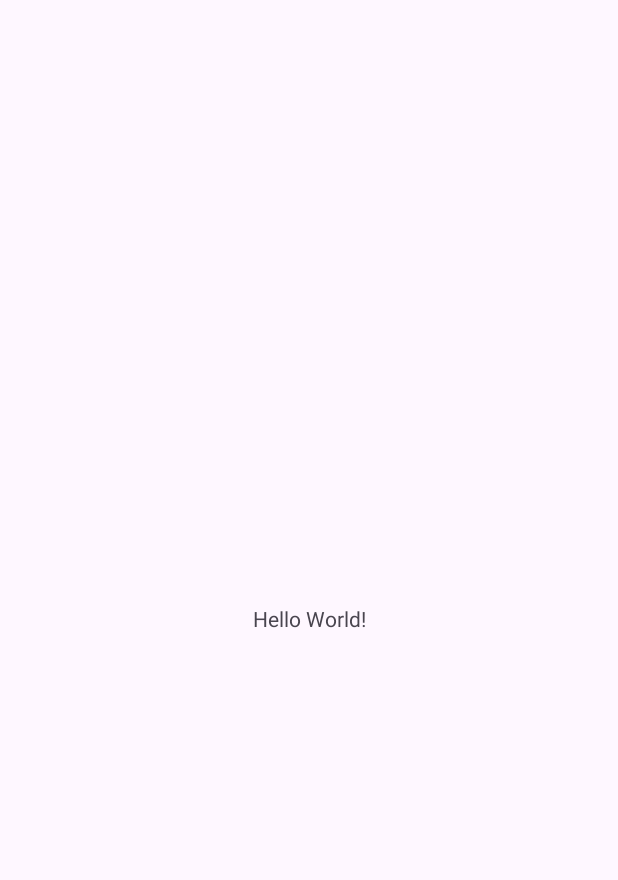
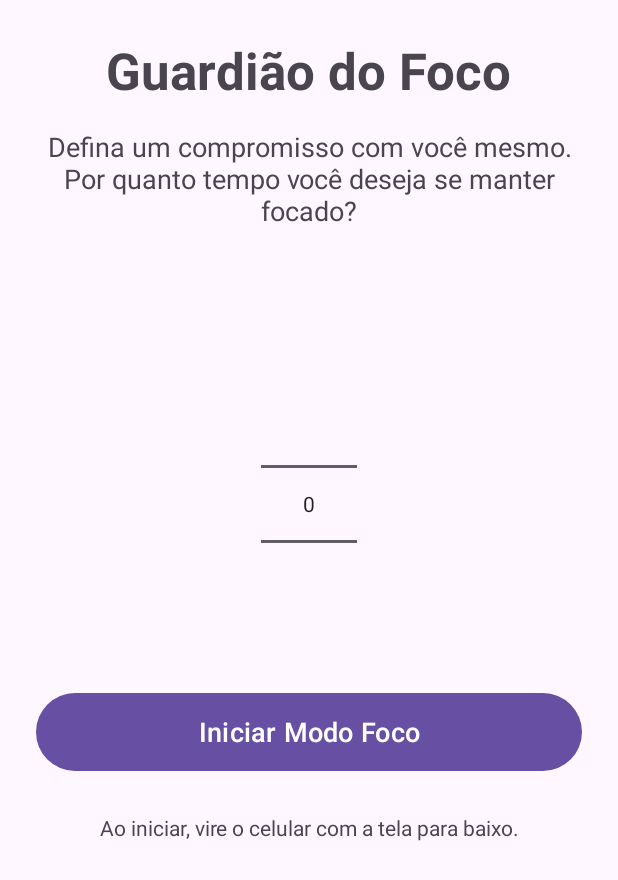
Before and after one commit to LaraViggiano/GuardiaoDoFoco, an Android app: the screen it shows after launch (MainActivity), on a phone screen of 412 x 824 dp. Before the commit the part shown is almost empty. Shown: the top 880 px of the screen. Run offline under Robolectric (Android 15) with nearby library versions, the phone set to English and light mode, and no system bars; 1 statement that could not run was skipped.

Commit message:
Telas iniciais criadas

```diff
--- a/app/src/main/res/layout/activity_main.xml
+++ b/app/src/main/res/layout/activity_main.xml
@@ -2,18 +2,67 @@
 <androidx.constraintlayout.widget.ConstraintLayout xmlns:android="http://schemas.android.com/apk/res/android"
     xmlns:app="http://schemas.android.com/apk/res-auto"
     xmlns:tools="http://schemas.android.com/tools"
-    android:id="@+id/main"
     android:layout_width="match_parent"
     android:layout_height="match_parent"
+    android:padding="24dp"
     tools:context=".MainActivity">
 
     <TextView
+        android:id="@+id/titleTextView"
         android:layout_width="wrap_content"
         android:layout_height="wrap_content"
-        android:text="Hello World!"
-        app:layout_constraintBottom_toBottomOf="parent"
+        android:text="Guardião do Foco"
+        android:textSize="34sp"
+        android:textStyle="bold"
         app:layout_constraintEnd_toEndOf="parent"
         app:layout_constraintStart_toStartOf="parent"
         app:layout_constraintTop_toTopOf="parent" />
 
+    <TextView
+        android:id="@+id/subtitleTextView"
+        android:layout_width="0dp"
+        android:layout_height="wrap_content"
+        android:layout_marginTop="16dp"
+        android:text="Defina um compromisso com você mesmo. Por quanto tempo você deseja se manter focado?"
+        android:textAlignment="center"
+        android:textSize="18sp"
+        app:layout_constraintEnd_toEndOf="parent"
+        app:layout_constraintStart_toStartOf="parent"
+        app:layout_constraintTop_toBottomOf="@+id/titleTextView" />
+
+    <NumberPicker
+        android:id="@+id/minutesPicker"
+        android:layout_width="wrap_content"
+        android:layout_height="wrap_content"
+        app:layout_constraintBottom_toBottomOf="parent"
+        app:layout_constraintEnd_toEndOf="parent"
+        app:layout_constraintStart_toStartOf="parent"
+        app:layout_constraintTop_toBottomOf="@+id/subtitleTextView"
+        app:layout_constraintVertical_bias="0.2" />
+
+    <Button
+        android:id="@+id/startButton"
+        android:layout_width="0dp"
+        android:layout_height="60dp"
+        android:layout_marginTop="32dp"
+        android:text="Iniciar Modo Foco"
+        android:textSize="18sp"
+        app:layout_constraintEnd_toEndOf="parent"
+        app:layout_constraintStart_toStartOf="parent"
+        app:layout_constraintTop_toBottomOf="@+id/minutesPicker" />
+
+    <TextView
+        android:id="@+id/warningTextView"
+        android:layout_width="0dp"
+        android:layout_height="wrap_content"
+        android:layout_marginTop="24dp"
+        android:drawablePadding="8dp"
+        android:gravity="center"
+        android:text="Ao iniciar, vire o celular com a tela para baixo."
+        android:textAlignment="center"
+        app:drawableTopCompat="@android:drawable/ic_lock_screen_on"
+        app:layout_constraintEnd_toEndOf="parent"
+        app:layout_constraintStart_toStartOf="parent"
+        app:layout_constraintTop_toBottomOf="@+id/startButton" />
+
 </androidx.constraintlayout.widget.ConstraintLayout>
```
Also changed, not shown: app/src/main/AndroidManifest.xml (+10 -0 lines), app/src/main/java/com/example/guardiaodofoco/InterruptionActivity.kt (added, +20 -0 lines), app/src/main/res/layout/activity_interruption.xml (added, +80 -0 lines).
